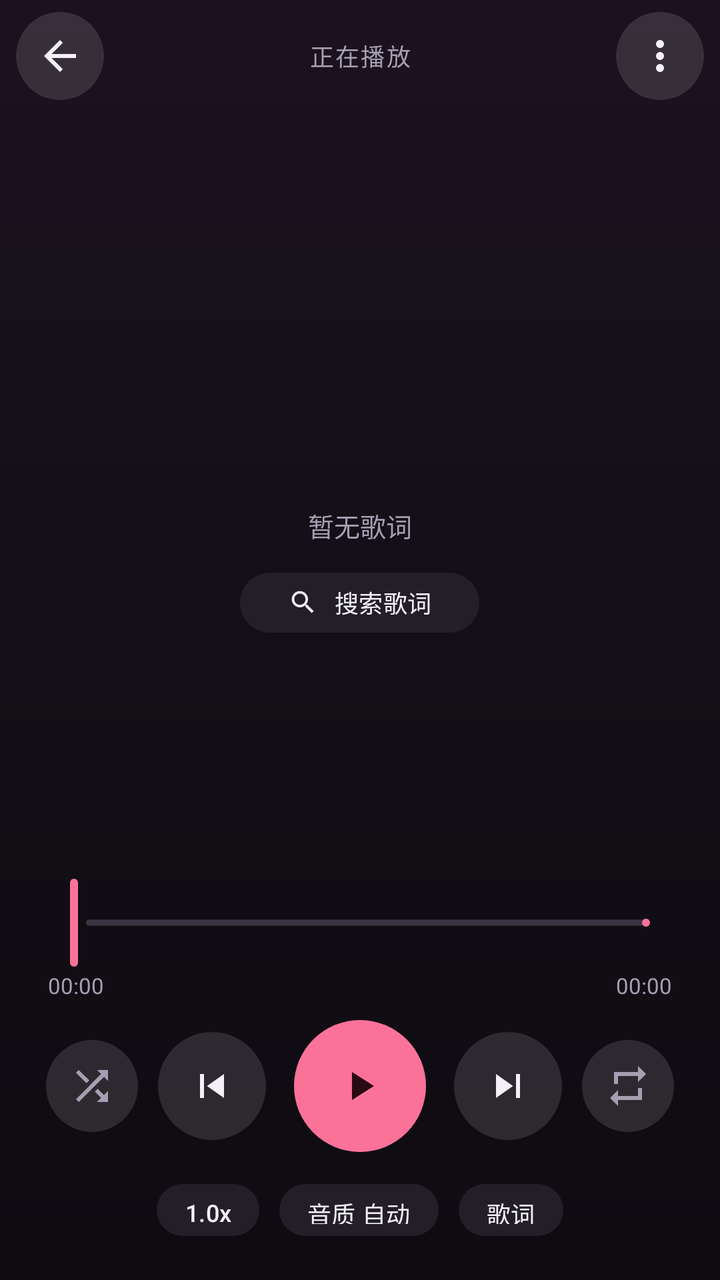
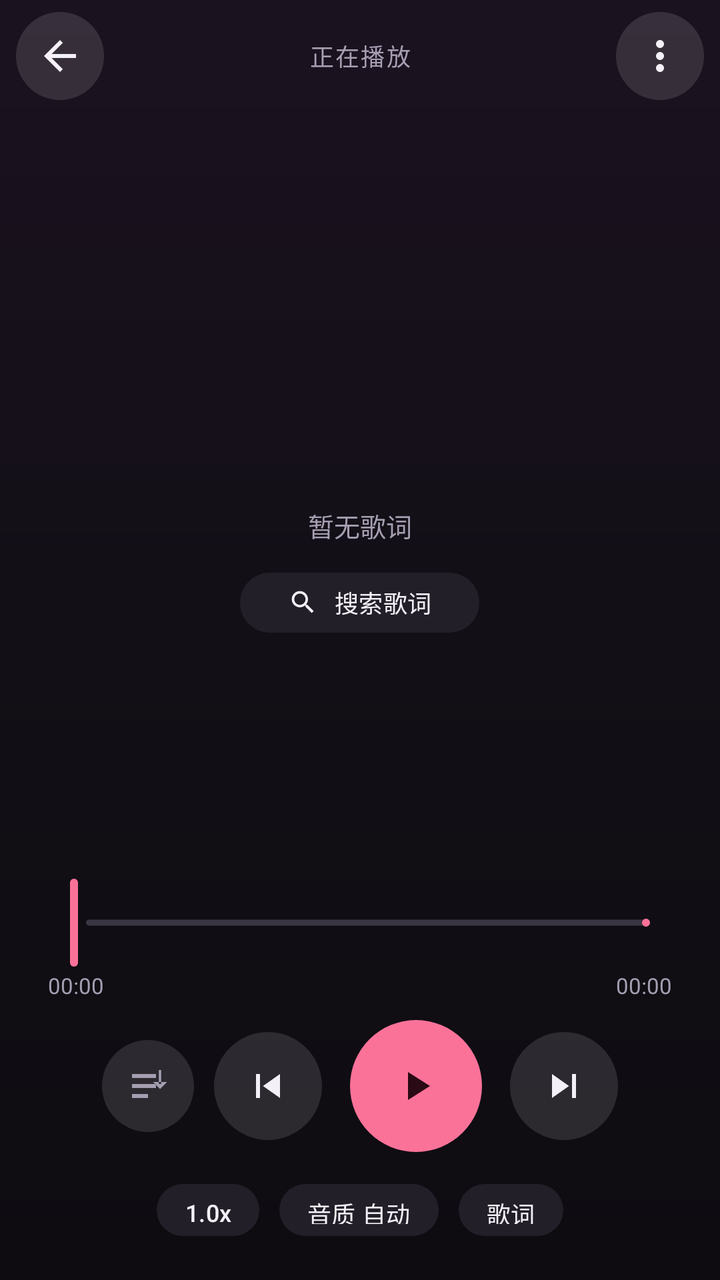

An Android layout rendered at two revisions. The XML below is the earlier revision; the diff shows what the commit changed to produce the second picture.
<!-- AndroidManifest.xml: application theme Theme.BiliListen -->
<!-- res/layout/activity_player.xml -->
<?xml version="1.0" encoding="utf-8"?>
<LinearLayout xmlns:android="http://schemas.android.com/apk/res/android"
    xmlns:app="http://schemas.android.com/apk/res-auto"
    android:layout_width="match_parent"
    android:layout_height="match_parent"
    android:background="@drawable/bg_player"
    android:fitsSystemWindows="true"
    android:orientation="vertical">

    <LinearLayout
        android:layout_width="match_parent"
        android:layout_height="56dp"
        android:gravity="center_vertical"
        android:orientation="horizontal"
        android:paddingHorizontal="8dp">

        <ImageButton
            android:id="@+id/btn_back"
            android:layout_width="44dp"
            android:layout_height="44dp"
            android:background="@drawable/bg_circle"
            android:contentDescription="返回"
            android:padding="10dp"
            android:src="@drawable/ic_back"
            app:tint="@color/on_bg" />

        <TextView
            android:id="@+id/tv_header"
            android:layout_width="0dp"
            android:layout_height="wrap_content"
            android:layout_weight="1"
            android:gravity="center"
            android:letterSpacing="0.06"
            android:text="正在播放"
            android:textColor="@color/on_bg_dim"
            android:textSize="12sp" />

        <ImageButton
            android:id="@+id/btn_more"
            android:layout_width="44dp"
            android:layout_height="44dp"
            android:background="@drawable/bg_circle"
            android:contentDescription="更多"
            android:padding="12dp"
            android:src="@drawable/ic_more"
            app:tint="@color/on_bg" />
    </LinearLayout>

    <FrameLayout
        android:id="@+id/media_area"
        android:layout_width="match_parent"
        android:layout_height="wrap_content"
        android:layout_marginTop="8dp">

        <com.google.android.material.imageview.ShapeableImageView
            android:id="@+id/iv_cover"
            android:layout_width="250dp"
            android:layout_height="wrap_content"
            android:layout_gravity="center_horizontal"
            android:adjustViewBounds="true"
            android:background="@color/surface_high"
            android:maxHeight="220dp"
            android:scaleType="fitCenter"
            app:shapeAppearanceOverlay="@style/ShapeAppearance.BiliListen.Cover" />

        <SurfaceView
            android:id="@+id/surface_video"
            android:layout_width="match_parent"
            android:layout_height="210dp"
            android:layout_marginHorizontal="16dp"
            android:background="#000000"
            android:visibility="gone" />

        <TextView
            android:id="@+id/tv_video_caption"
            android:layout_width="match_parent"
            android:layout_height="wrap_content"
            android:layout_gravity="bottom"
            android:layout_marginHorizontal="16dp"
            android:background="#99000000"
            android:ellipsize="end"
            android:gravity="center"
            android:paddingHorizontal="12dp"
            android:paddingVertical="6dp"
            android:singleLine="true"
            android:textColor="#FFFFFF"
            android:textSize="14sp"
            android:visibility="gone" />
    </FrameLayout>

    <TextView
        android:id="@+id/tv_title"
        android:layout_width="match_parent"
        android:layout_height="wrap_content"
        android:layout_marginTop="18dp"
        android:ellipsize="marquee"
        android:focusable="true"
        android:focusableInTouchMode="true"
        android:gravity="center"
        android:marqueeRepeatLimit="marquee_forever"
        android:paddingHorizontal="28dp"
        android:singleLine="true"
        android:textColor="@color/on_bg"
        android:textSize="19sp"
        android:textStyle="bold" />

    <TextView
        android:id="@+id/tv_artist"
        android:layout_width="match_parent"
        android:layout_height="wrap_content"
        android:layout_marginTop="6dp"
        android:gravity="center"
        android:paddingHorizontal="28dp"
        android:singleLine="true"
        android:textColor="@color/on_bg_dim"
        android:textSize="12sp" />

    <FrameLayout
        android:layout_width="match_parent"
        android:layout_height="0dp"
        android:layout_marginTop="6dp"
        android:layout_weight="1"
        android:minHeight="60dp">

        <androidx.recyclerview.widget.RecyclerView
            android:id="@+id/rv_lyrics"
            android:layout_width="match_parent"
            android:layout_height="match_parent"
            android:clipToPadding="false"
            android:paddingVertical="24dp" />

        <LinearLayout
            android:id="@+id/lyric_empty"
            android:layout_width="match_parent"
            android:layout_height="match_parent"
            android:gravity="center"
            android:orientation="vertical">

            <TextView
                android:id="@+id/tv_lyric_tip"
                android:layout_width="wrap_content"
                android:layout_height="wrap_content"
                android:text="@string/no_lyric"
                android:textColor="@color/on_bg_dim"
                android:textSize="13sp" />

            <com.google.android.material.button.MaterialButton
                android:id="@+id/btn_search_lyric"
                style="@style/Widget.BiliListen.TonalButton"
                android:layout_width="wrap_content"
                android:layout_height="38dp"
                android:layout_marginTop="10dp"
                android:minWidth="0dp"
                android:text="@string/search_lyric"
                android:textSize="12sp"
                app:icon="@drawable/ic_search"
                app:iconSize="15dp"
                app:iconTint="@color/on_bg" />
        </LinearLayout>
    </FrameLayout>

    <com.google.android.material.slider.Slider
        android:id="@+id/seek"
        android:layout_width="match_parent"
        android:layout_height="wrap_content"
        android:layout_marginHorizontal="20dp"
        android:valueFrom="0"
        android:valueTo="1000"
        app:labelBehavior="gone"
        app:thumbColor="@color/bili_pink"
        app:thumbRadius="6dp"
        app:trackColorActive="@color/bili_pink"
        app:trackColorInactive="#3A3542"
        app:trackHeight="3dp" />

    <LinearLayout
        android:layout_width="match_parent"
        android:layout_height="wrap_content"
        android:orientation="horizontal"
        android:paddingHorizontal="24dp">

        <TextView
            android:id="@+id/tv_position"
            android:layout_width="0dp"
            android:layout_height="wrap_content"
            android:layout_weight="1"
            android:text="00:00"
            android:textColor="@color/on_bg_dim"
            android:textSize="11sp" />

        <TextView
            android:id="@+id/tv_duration"
            android:layout_width="wrap_content"
            android:layout_height="wrap_content"
            android:text="00:00"
            android:textColor="@color/on_bg_dim"
            android:textSize="11sp" />
    </LinearLayout>

    <LinearLayout
        android:layout_width="match_parent"
        android:layout_height="wrap_content"
        android:layout_marginTop="10dp"
        android:gravity="center"
        android:orientation="horizontal">

        <ImageButton
            android:id="@+id/btn_shuffle"
            android:layout_width="46dp"
            android:layout_height="46dp"
            android:background="@drawable/bg_circle"
            android:contentDescription="随机播放"
            android:padding="12dp"
            android:src="@drawable/ic_shuffle"
            app:tint="@color/on_bg_dim" />

        <ImageButton
            android:id="@+id/btn_prev"
            android:layout_width="54dp"
            android:layout_height="54dp"
            android:layout_marginStart="10dp"
            android:background="@drawable/bg_circle"
            android:contentDescription="上一首"
            android:padding="12dp"
            android:src="@drawable/ic_prev"
            app:tint="@color/on_bg" />

        <ImageButton
            android:id="@+id/btn_play"
            android:layout_width="66dp"
            android:layout_height="66dp"
            android:layout_marginHorizontal="14dp"
            android:background="@drawable/bg_play_circle"
            android:contentDescription="@string/mini_play"
            android:padding="20dp"
            android:src="@drawable/ic_play"
            app:tint="#2A0A14" />

        <ImageButton
            android:id="@+id/btn_next"
            android:layout_width="54dp"
            android:layout_height="54dp"
            android:background="@drawable/bg_circle"
            android:contentDescription="下一首"
            android:padding="12dp"
            android:src="@drawable/ic_next"
            app:tint="@color/on_bg" />

        <ImageButton
            android:id="@+id/btn_repeat"
            android:layout_width="46dp"
            android:layout_height="46dp"
            android:layout_marginStart="10dp"
            android:background="@drawable/bg_circle"
            android:contentDescription="循环模式"
            android:padding="12dp"
            android:src="@drawable/ic_repeat"
            app:tint="@color/on_bg_dim" />
    </LinearLayout>

    <LinearLayout
        android:layout_width="match_parent"
        android:layout_height="wrap_content"
        android:layout_marginTop="12dp"
        android:layout_marginBottom="18dp"
        android:gravity="center"
        android:orientation="horizontal">

        <com.google.android.material.button.MaterialButton
            android:id="@+id/btn_speed"
            style="@style/Widget.BiliListen.TonalButton"
            android:layout_width="wrap_content"
            android:layout_height="34dp"
            android:minWidth="0dp"
            android:paddingHorizontal="14dp"
            android:text="1.0x"
            android:textSize="12sp" />

        <com.google.android.material.button.MaterialButton
            android:id="@+id/btn_quality"
            style="@style/Widget.BiliListen.TonalButton"
            android:layout_width="wrap_content"
            android:layout_height="34dp"
            android:layout_marginStart="10dp"
            android:minWidth="0dp"
            android:paddingHorizontal="14dp"
            android:text="音质 自动"
            android:textSize="12sp" />

        <com.google.android.material.button.MaterialButton
            android:id="@+id/btn_lyric"
            style="@style/Widget.BiliListen.TonalButton"
            android:layout_width="wrap_content"
            android:layout_height="34dp"
            android:layout_marginStart="10dp"
            android:minWidth="0dp"
            android:paddingHorizontal="14dp"
            android:text="歌词"
            android:textSize="12sp" />
    </LinearLayout>

</LinearLayout>
<!-- resources referenced by this layout -->
<resources>
  <color name="bili_pink">#FB7299</color>
  <color name="on_bg">#F4F0F7</color>
  <color name="on_bg_dim">#A69FB2</color>
  <color name="surface_high">#221F29</color>
  <!-- drawable bg_circle (drawable) -->
  <?xml version="1.0" encoding="utf-8"?>
  <ripple xmlns:android="http://schemas.android.com/apk/res/android"
      android:color="#33FB7299">
      <item>
          <shape android:shape="oval">
              <solid android:color="#1FFFFFFF" />
          </shape>
      </item>
  </ripple>
  <!-- drawable bg_play_circle (drawable) -->
  <?xml version="1.0" encoding="utf-8"?>
  <ripple xmlns:android="http://schemas.android.com/apk/res/android"
      android:color="#40FB7299">
      <item>
          <shape android:shape="oval">
              <solid android:color="@color/bili_pink" />
          </shape>
      </item>
  </ripple>
  <!-- drawable bg_player (drawable) -->
  <?xml version="1.0" encoding="utf-8"?>
  <shape xmlns:android="http://schemas.android.com/apk/res/android" android:shape="rectangle">
      <gradient
          android:angle="270"
          android:startColor="#1B1220"
          android:centerColor="#120F16"
          android:endColor="#0E0C11"
          android:type="linear" />
  </shape>
  <!-- drawable ic_next (drawable) -->
  <vector xmlns:android="http://schemas.android.com/apk/res/android"
      android:width="24dp" android:height="24dp"
      android:viewportWidth="24" android:viewportHeight="24"
      android:tint="@android:color/white">
      <path android:fillColor="@android:color/white" android:pathData="M6,18l8.5,-6L6,6v12zM16,6v12h2V6h-2z" />
  </vector>
  <!-- drawable ic_play (drawable) -->
  <vector xmlns:android="http://schemas.android.com/apk/res/android"
      android:width="24dp" android:height="24dp"
      android:viewportWidth="24" android:viewportHeight="24"
      android:tint="@android:color/white">
      <path android:fillColor="@android:color/white" android:pathData="M8,5v14l11,-7z" />
  </vector>
  <!-- drawable ic_prev (drawable) -->
  <vector xmlns:android="http://schemas.android.com/apk/res/android"
      android:width="24dp" android:height="24dp"
      android:viewportWidth="24" android:viewportHeight="24"
      android:tint="@android:color/white">
      <path android:fillColor="@android:color/white" android:pathData="M6,6h2v12H6zM9.5,12l8.5,6V6z" />
  </vector>
  <!-- drawable ic_repeat (drawable) -->
  <vector xmlns:android="http://schemas.android.com/apk/res/android"
      android:width="24dp" android:height="24dp"
      android:viewportWidth="24" android:viewportHeight="24"
      android:tint="@android:color/white">
      <path android:fillColor="@android:color/white" android:pathData="M7,7h10v3l4,-4 -4,-4v3H5v6h2V7zM17,17H7v-3l-4,4 4,4v-3h12v-6h-2v4z" />
  </vector>
  <!-- drawable ic_shuffle (drawable) -->
  <vector xmlns:android="http://schemas.android.com/apk/res/android"
      android:width="24dp" android:height="24dp"
      android:viewportWidth="24" android:viewportHeight="24"
      android:tint="@android:color/white">
      <path android:fillColor="@android:color/white" android:pathData="M10.59,9.17L5.41,4 4,5.41l5.17,5.17 1.42,-1.41zM14.5,4l2.04,2.04L4,18.59 5.41,20 17.96,7.46 20,9.5V4h-5.5zM14.83,13.41l-1.41,1.41 3.13,3.13L14.5,20H20v-5.5l-2.04,2.04 -3.13,-3.13z" />
  </vector>
  <string name="mini_play">播放</string>
  <string name="no_lyric">暂无歌词</string>
  <string name="search_lyric">搜索歌词</string>
  <style name="ShapeAppearance.BiliListen.Cover" parent="">
          <item name="cornerFamily">rounded</item>
          <item name="cornerSize">16dp</item>
      </style>
  <style name="Widget.BiliListen.TonalButton" parent="Widget.Material3.Button.TonalButton">
          <item name="backgroundTint">@color/surface_high</item>
          <item name="android:textColor">@color/on_bg</item>
          <item name="cornerRadius">26dp</item>
          <item name="android:textAllCaps">false</item>
      </style>
  <color name="bili_blue">#23ADE5</color>
  <color name="bg">#0E0C11</color>
  <color name="surface">#17151C</color>
  <!-- unchanged entries left out for length: 4 -->
</resources>

<!-- the commit's change to res/layout/activity_player.xml (unified diff, before → after) -->
@@ -205,13 +205,13 @@
         android:orientation="horizontal">
 
         <ImageButton
-            android:id="@+id/btn_shuffle"
+            android:id="@+id/btn_mode"
             android:layout_width="46dp"
             android:layout_height="46dp"
             android:background="@drawable/bg_circle"
-            android:contentDescription="随机播放"
-            android:padding="12dp"
-            android:src="@drawable/ic_shuffle"
+            android:contentDescription="播放模式"
+            android:padding="12dp"
+            android:src="@drawable/ic_play_order"
             app:tint="@color/on_bg_dim" />
 
         <ImageButton
@@ -245,17 +245,6 @@
             android:padding="12dp"
             android:src="@drawable/ic_next"
             app:tint="@color/on_bg" />
-
-        <ImageButton
-            android:id="@+id/btn_repeat"
-            android:layout_width="46dp"
-            android:layout_height="46dp"
-            android:layout_marginStart="10dp"
-            android:background="@drawable/bg_circle"
-            android:contentDescription="循环模式"
-            android:padding="12dp"
-            android:src="@drawable/ic_repeat"
-            app:tint="@color/on_bg_dim" />
     </LinearLayout>
 
     <LinearLayout
<!-- resource entries referenced after the edit -->
@@ -48,26 +48,23 @@
       android:tint="@android:color/white">
       <path android:fillColor="@android:color/white" android:pathData="M8,5v14l11,-7z" />
   </vector>
+  <!-- drawable ic_play_order (drawable) -->
+  <vector xmlns:android="http://schemas.android.com/apk/res/android"
+      android:width="24dp"
+      android:height="24dp"
+      android:viewportWidth="24"
+      android:viewportHeight="24"
+      android:tint="@android:color/white">
+      <path
+          android:fillColor="@android:color/white"
+          android:pathData="M4,6h12v2H4V6zM4,11h12v2H4V11zM4,16h8v2H4V16zM17.4,4h1.2v7h-1.2zM14.5,10L18,13.5L21.5,10Z" />
+  </vector>
   <!-- drawable ic_prev (drawable) -->
   <vector xmlns:android="http://schemas.android.com/apk/res/android"
       android:width="24dp" android:height="24dp"
       android:viewportWidth="24" android:viewportHeight="24"
       android:tint="@android:color/white">
       <path android:fillColor="@android:color/white" android:pathData="M6,6h2v12H6zM9.5,12l8.5,6V6z" />
-  </vector>
-  <!-- drawable ic_repeat (drawable) -->
-  <vector xmlns:android="http://schemas.android.com/apk/res/android"
-      android:width="24dp" android:height="24dp"
-      android:viewportWidth="24" android:viewportHeight="24"
-      android:tint="@android:color/white">
-      <path android:fillColor="@android:color/white" android:pathData="M7,7h10v3l4,-4 -4,-4v3H5v6h2V7zM17,17H7v-3l-4,4 4,4v-3h12v-6h-2v4z" />
-  </vector>
-  <!-- drawable ic_shuffle (drawable) -->
-  <vector xmlns:android="http://schemas.android.com/apk/res/android"
-      android:width="24dp" android:height="24dp"
-      android:viewportWidth="24" android:viewportHeight="24"
-      android:tint="@android:color/white">
-      <path android:fillColor="@android:color/white" android:pathData="M10.59,9.17L5.41,4 4,5.41l5.17,5.17 1.42,-1.41zM14.5,4l2.04,2.04L4,18.59 5.41,20 17.96,7.46 20,9.5V4h-5.5zM14.83,13.41l-1.41,1.41 3.13,3.13L14.5,20H20v-5.5l-2.04,2.04 -3.13,-3.13z" />
   </vector>
   <string name="mini_play">播放</string>
   <string name="no_lyric">暂无歌词</string>
